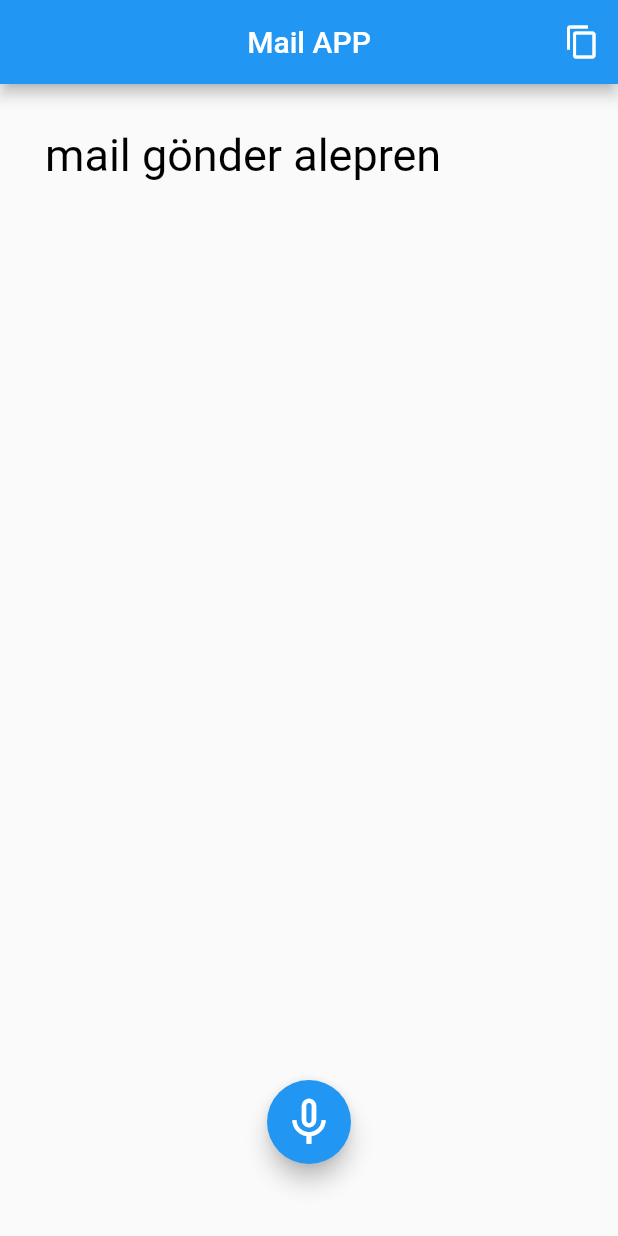
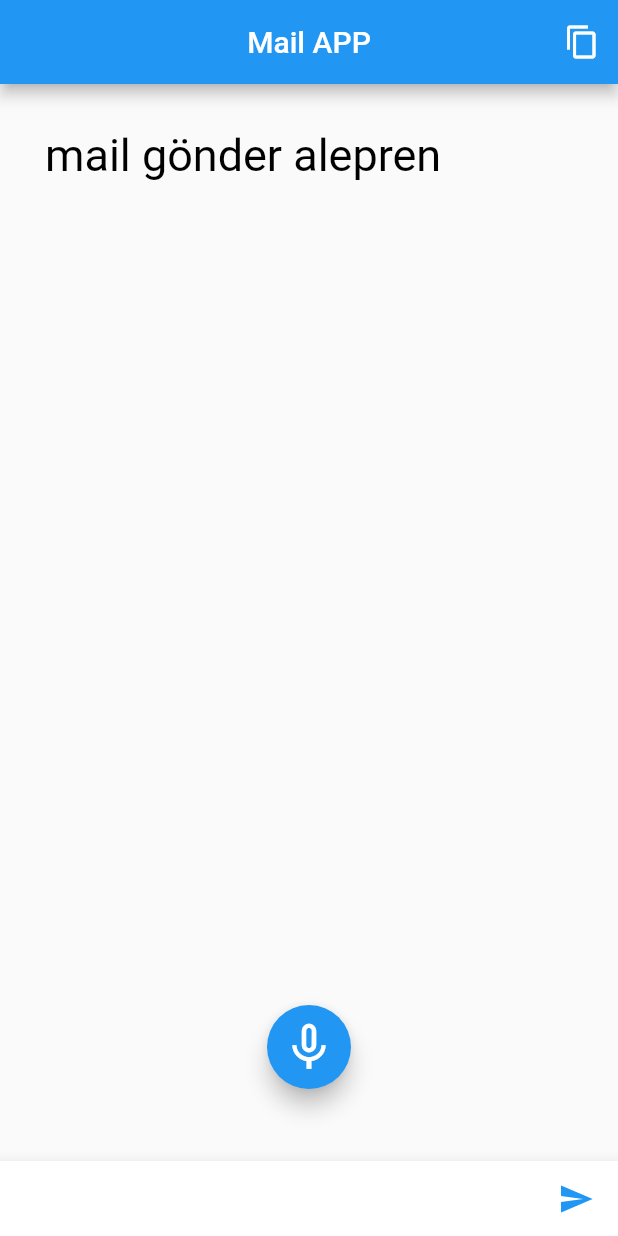
Before and after one commit to mustafa-alperen-yilmaz/flutter_mailApp, a Flutter app: the screen it shows after launch, on a phone screen of 412 x 824 dp. Run offline on Flutter 3.47's test engine with Material 2 defaults, Android fonts, the phone set to English and light mode, and no system bars; drawn by our look-alikes of avatar_glow; our stand-ins replace speech_to_text; missing offline and left inert: clipboard.

Commit message:
bottom navigation menu eklendi

```diff
--- a/lib/homepage/home_page.dart
+++ b/lib/homepage/home_page.dart
@@ -15,6 +15,9 @@ class _HomePageState extends State<HomePage> {
   String text = "mail gönder alepren";
   String appBarTxt = "Mail APP";
   bool isMicActive = false;
+  final PageStorageBucket _pageStorageBucket = PageStorageBucket();
+  Widget curentScreen = const HomePage();
+  int _selectedIndex = 1;
   @override
   Widget build(BuildContext context) => Scaffold(
         appBar: AppBar(
@@ -35,7 +38,9 @@ class _HomePageState extends State<HomePage> {
             ),
           ],
         ),
-        body: SingleChildScrollView(
+        body: PageStorage(
+          bucket: _pageStorageBucket,
+          child: SingleChildScrollView(
             reverse: true,
             padding: const EdgeInsets.all(30).copyWith(bottom: 150),
             child: Text(
@@ -45,7 +50,9 @@ class _HomePageState extends State<HomePage> {
                 color: Colors.black,
                 fontWeight: FontWeight.w400,
               ),
-            )),
+            ),
+          ),
+        ),
         floatingActionButtonLocation: FloatingActionButtonLocation.centerFloat,
         floatingActionButton: AvatarGlow(
           animate: isMicActive,
@@ -55,6 +62,43 @@ class _HomePageState extends State<HomePage> {
             // ignore: sort_child_properties_last
             child: Icon(isMicActive ? Icons.mic : Icons.mic_none, size: 38),
             onPressed: toggleRecording,
+          ),
+        ),
+        bottomNavigationBar: BottomAppBar(
+          shape: CircularNotchedRectangle(),
+          notchMargin: 10,
+          child: Container(
+            height: 50,
+            child: Row(
+              mainAxisAlignment: MainAxisAlignment.end,
+              children: <Widget>[
+                Row(
+                  crossAxisAlignment: CrossAxisAlignment.start,
+                  children: [
+                    MaterialButton(
+                      colorBrightness: Brightness.light,
+                      minWidth: 40,
+                      onPressed: () {
+                        setState(() {
+                          _selectedIndex = 1;
+                          print('calisti');
+                        });
+                      },
+                      child: Column(
+                        mainAxisAlignment: MainAxisAlignment.center,
+                        children: [
+                          Icon(
+                            Icons.send,
+                            color:
+                                _selectedIndex == 1 ? Colors.blue : Colors.grey,
+                          ),
+                        ],
+                      ),
+                    )
+                  ],
+                )
+              ],
+            ),
           ),
         ),
       );
--- a/lib/utils/utils.dart
+++ b/lib/utils/utils.dart
@@ -28,7 +28,7 @@ class Utils {
   static Future openEmail({
     required String body,
   }) async {
-    final url = "malito: ?body=${Uri.encodeFull(body)}";
+    final url = "mailto: ?body=${Uri.encodeFull(body)}";
     await _emailLaunch(url);
   }
 
```
